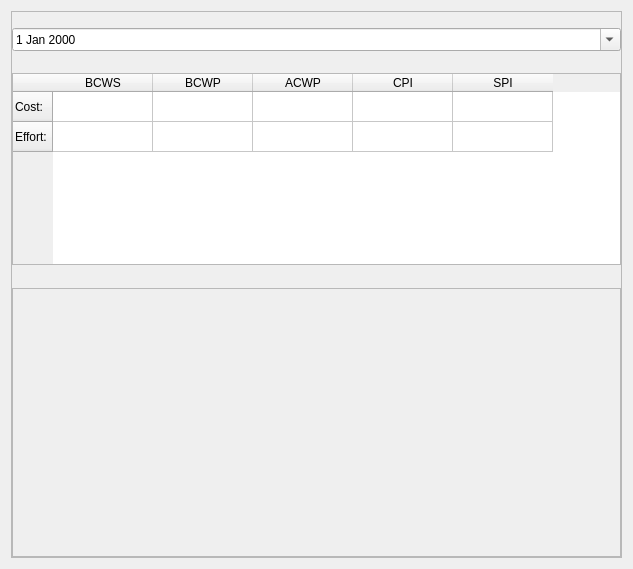
Above: plan/libs/ui/kptperformancestatus.ui from KDE/calligra before the change. Below: the same form after it.
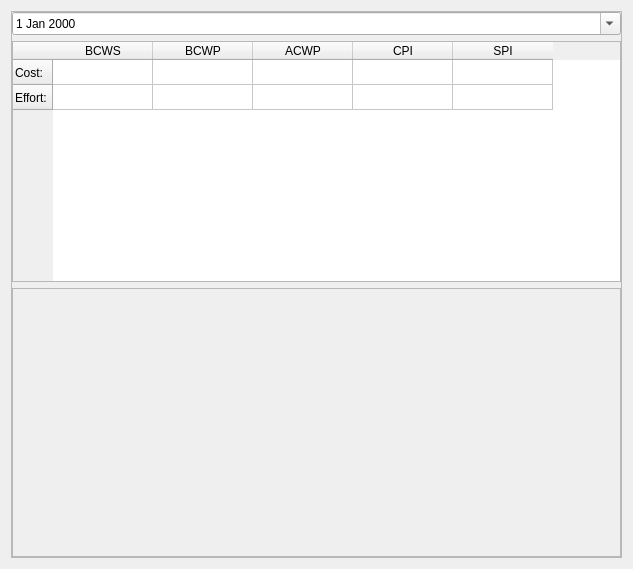
That is the form after the change. Custom widgets are drawn as their Qt base class.

What changed in the file:
```diff
--- a/plan/libs/ui/kptperformancestatus.ui
+++ b/plan/libs/ui/kptperformancestatus.ui
@@ -43,12 +43,6 @@
       </property>
       <item>
        <widget class="QFrame" name="valuesFrame">
-        <property name="sizePolicy">
-         <sizepolicy hsizetype="Preferred" vsizetype="Preferred">
-          <horstretch>0</horstretch>
-          <verstretch>0</verstretch>
-         </sizepolicy>
-        </property>
         <property name="frameShape">
          <enum>QFrame::NoFrame</enum>
         </property>
@@ -73,9 +67,9 @@
          <item>
           <widget class="PerformanceTableWidget" name="ui_performancetable">
            <property name="sizePolicy">
-            <sizepolicy hsizetype="Preferred" vsizetype="Fixed">
+            <sizepolicy hsizetype="Expanding" vsizetype="Minimum">
              <horstretch>0</horstretch>
-             <verstretch>100</verstretch>
+             <verstretch>0</verstretch>
             </sizepolicy>
            </property>
            <attribute name="horizontalHeaderCascadingSectionResizes">
@@ -84,6 +78,9 @@
            <attribute name="verticalHeaderCascadingSectionResizes">
             <bool>true</bool>
            </attribute>
+           <attribute name="verticalHeaderDefaultSectionSize">
+            <number>25</number>
+           </attribute>
            <attribute name="verticalHeaderStretchLastSection">
             <bool>false</bool>
            </attribute>
@@ -122,6 +119,56 @@
              <string>SPI</string>
             </property>
            </column>
+           <item row="0" column="0">
+            <property name="textAlignment">
+             <set>AlignRight|AlignVCenter</set>
+            </property>
+           </item>
+           <item row="0" column="1">
+            <property name="textAlignment">
+             <set>AlignRight|AlignVCenter</set>
+            </property>
+           </item>
+           <item row="0" column="2">
+            <property name="textAlignment">
+             <set>AlignRight|AlignVCenter</set>
+            </property>
+           </item>
+           <item row="0" column="3">
+            <property name="textAlignment">
+             <set>AlignRight|AlignVCenter</set>
+            </property>
+           </item>
+           <item row="0" column="4">
+            <property name="textAlignment">
+             <set>AlignRight|AlignVCenter</set>
+            </property>
+           </item>
+           <item row="1" column="0">
+            <property name="textAlignment">
+             <set>AlignRight|AlignVCenter</set>
+            </property>
+           </item>
+           <item row="1" column="1">
+            <property name="textAlignment">
+             <set>AlignRight|AlignVCenter</set>
+            </property>
+           </item>
+           <item row="1" column="2">
+            <property name="textAlignment">
+             <set>AlignRight|AlignVCenter</set>
+            </property>
+           </item>
+           <item row="1" column="3">
+            <property name="textAlignment">
+             <set>AlignRight|AlignVCenter</set>
+            </property>
+           </item>
+           <item row="1" column="4">
+            <property name="textAlignment">
+             <set>AlignRight|AlignVCenter</set>
+            </property>
+           </item>
           </widget>
          </item>
         </layout>
```
Left out of the diff: 3 changed lines with no effect on the pictures.
